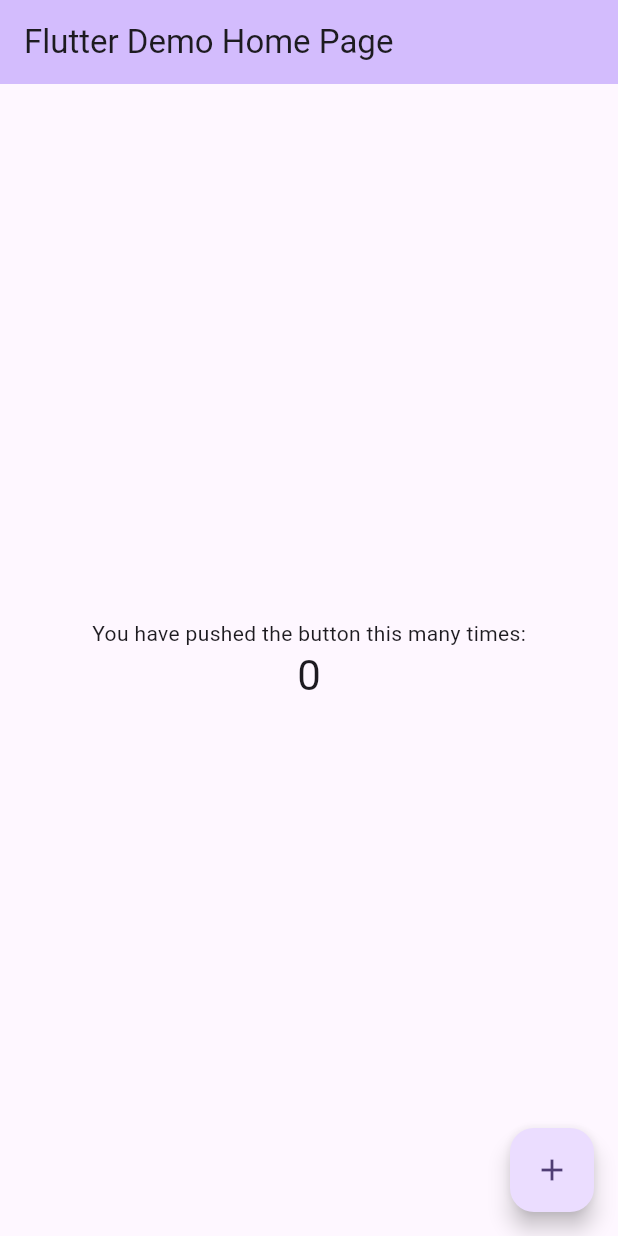
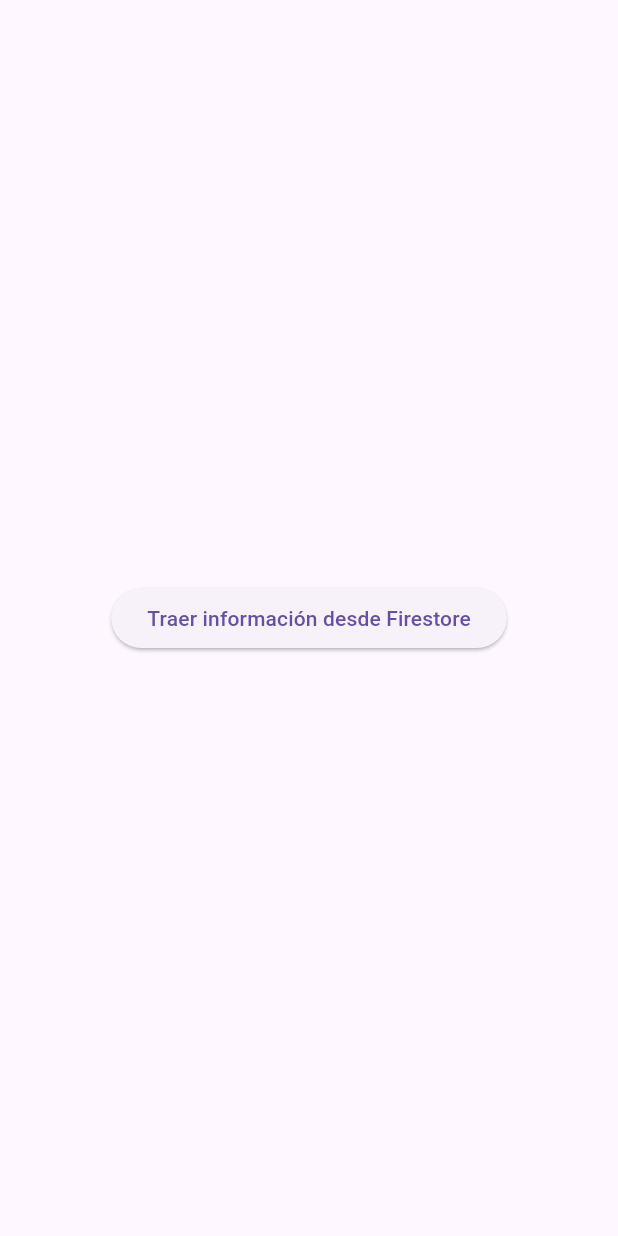
Before and after one commit to fr4nsgallegos/conectionfirebase1g12, a Flutter app: the screen it shows after launch, on a phone screen of 412 x 824 dp. Run offline on Flutter 3.47's test engine with Material 3 defaults, Android fonts, the phone set to English and light mode, and no system bars; our stand-ins replace cloud_firestore, firebase_core; accounts and stored records are empty.

Commit message:
accediento a información de firestore

```diff
--- a/lib/main.dart
+++ b/lib/main.dart
@@ -1,122 +1,9 @@
+import 'package:conectionfirebase1g12/pages/home_page.dart';
+import 'package:firebase_core/firebase_core.dart';
 import 'package:flutter/material.dart';
 
-void main() {
-  runApp(const MyApp());
+void main() async {
+  WidgetsFlutterBinding.ensureInitialized();
+  await Firebase.initializeApp();
+  runApp(MaterialApp(home: HomePage(), debugShowCheckedModeBanner: false));
 }
-
-class MyApp extends StatelessWidget {
-  const MyApp({super.key});
-
-  // This widget is the root of your application.
-  @override
-  Widget build(BuildContext context) {
-    return MaterialApp(
-      title: 'Flutter Demo',
-      theme: ThemeData(
-        // This is the theme of your application.
-        //
-        // TRY THIS: Try running your application with "flutter run". You'll see
-        // the application has a purple toolbar. Then, without quitting the app,
-        // try changing the seedColor in the colorScheme below to Colors.green
-        // and then invoke "hot reload" (save your changes or press the "hot
-        // reload" button in a Flutter-supported IDE, or press "r" if you used
-        // the command line to start the app).
-        //
-        // Notice that the counter didn't reset back to zero; the application
-        // state is not lost during the reload. To reset the state, use hot
-        // restart instead.
-        //
-        // This works for code too, not just values: Most code changes can be
-        // tested with just a hot reload.
-        colorScheme: ColorScheme.fromSeed(seedColor: Colors.deepPurple),
-      ),
-      home: const MyHomePage(title: 'Flutter Demo Home Page'),
-    );
-  }
-}
-
-class MyHomePage extends StatefulWidget {
-  const MyHomePage({super.key, required this.title});
-
-  // This widget is the home page of your application. It is stateful, meaning
-  // that it has a State object (defined below) that contains fields that affect
-  // how it looks.
-
-  // This class is the configuration for the state. It holds the values (in this
-  // case the title) provided by the parent (in this case the App widget) and
-  // used by the build method of the State. Fields in a Widget subclass are
-  // always marked "final".
-
-  final String title;
-
-  @override
-  State<MyHomePage> createState() => _MyHomePageState();
-}
-
-class _MyHomePageState extends State<MyHomePage> {
-  int _counter = 0;
-
-  void _incrementCounter() {
-    setState(() {
-      // This call to setState tells the Flutter framework that something has
-      // changed in this State, which causes it to rerun the build method below
-      // so that the display can reflect the updated values. If we changed
-      // _counter without calling setState(), then the build method would not be
-      // called again, and so nothing would appear to happen.
-      _counter++;
-    });
-  }
-
-  @override
-  Widget build(BuildContext context) {
-    // This method is rerun every time setState is called, for instance as done
-    // by the _incrementCounter method above.
-    //
-    // The Flutter framework has been optimized to make rerunning build methods
-    // fast, so that you can just rebuild anything that needs updating rather
-    // than having to individually change instances of widgets.
-    return Scaffold(
-      appBar: AppBar(
-        // TRY THIS: Try changing the color here to a specific color (to
-        // Colors.amber, perhaps?) and trigger a hot reload to see the AppBar
-        // change color while the other colors stay the same.
-        backgroundColor: Theme.of(context).colorScheme.inversePrimary,
-        // Here we take the value from the MyHomePage object that was created by
-        // the App.build method, and use it to set our appbar title.
-        title: Text(widget.title),
-      ),
-      body: Center(
-        // Center is a layout widget. It takes a single child and positions it
-        // in the middle of the parent.
-        child: Column(
-          // Column is also a layout widget. It takes a list of children and
-          // arranges them vertically. By default, it sizes itself to fit its
-          // children horizontally, and tries to be as tall as its parent.
-          //
-          // Column has various properties to control how it sizes itself and
-          // how it positions its children. Here we use mainAxisAlignment to
-          // center the children vertically; the main axis here is the vertical
-          // axis because Columns are vertical (the cross axis would be
-          // horizontal).
-          //
-          // TRY THIS: Invoke "debug painting" (choose the "Toggle Debug Paint"
-          // action in the IDE, or press "p" in the console), to see the
-          // wireframe for each widget.
-          mainAxisAlignment: MainAxisAlignment.center,
-          children: <Widget>[
-            const Text('You have pushed the button this many times:'),
-            Text(
-              '$_counter',
-              style: Theme.of(context).textTheme.headlineMedium,
-            ),
-          ],
-        ),
-      ),
-      floatingActionButton: FloatingActionButton(
-        onPressed: _incrementCounter,
-        tooltip: 'Increment',
-        child: const Icon(Icons.add),
-      ), // This trailing comma makes auto-formatting nicer for build methods.
-    );
-  }
-}
--- /dev/null
+++ b/lib/pages/home_page.dart
@@ -0,0 +1,43 @@
+import 'package:cloud_firestore/cloud_firestore.dart';
+import 'package:flutter/material.dart';
+
+class HomePage extends StatelessWidget {
+  const HomePage({super.key});
+
+  @override
+  Widget build(BuildContext context) {
+    return SafeArea(
+      child: Scaffold(
+        body: Center(
+          child: Column(
+            mainAxisAlignment: MainAxisAlignment.center,
+            children: [
+              ElevatedButton(
+                onPressed: () {
+                  // FirebaseFirestore.instance.collection("users").get();
+                  CollectionReference userReference = FirebaseFirestore.instance
+                      .collection("users");
+                  userReference.get().then((value) {
+                    QuerySnapshot userCollection = value;
+                    List<QueryDocumentSnapshot> docs = userCollection.docs;
+                    print("userCollection: $userCollection");
+                    print("docs: $docs");
+                    print(docs[0]);
+                    docs.forEach((e) {
+                      print("--------------------------------");
+                      print(e);
+                      print(e.id);
+                      print(e.data());
+                      print("--------------------------------");
+                    });
+                  });
+                },
+                child: Text("Traer información desde Firestore"),
+              ),
+            ],
+          ),
+        ),
+      ),
+    );
+  }
+}
--- a/pubspec.yaml
+++ b/pubspec.yaml
@@ -46,7 +46,7 @@ dev_dependencies:
   # activated in the `analysis_options.yaml` file located at the root of your
   # package. See that file for information about deactivating specific lint
   # rules and activating additional ones.
-  flutter_lints: ^5.0.0
+  # flutter_lints: ^5.0.0
 
 # For information on the generic Dart part of this file, see the
 # following page: https://dart.dev/tools/pub/pubspec
```
Also changed, not shown: pubspec.lock.
